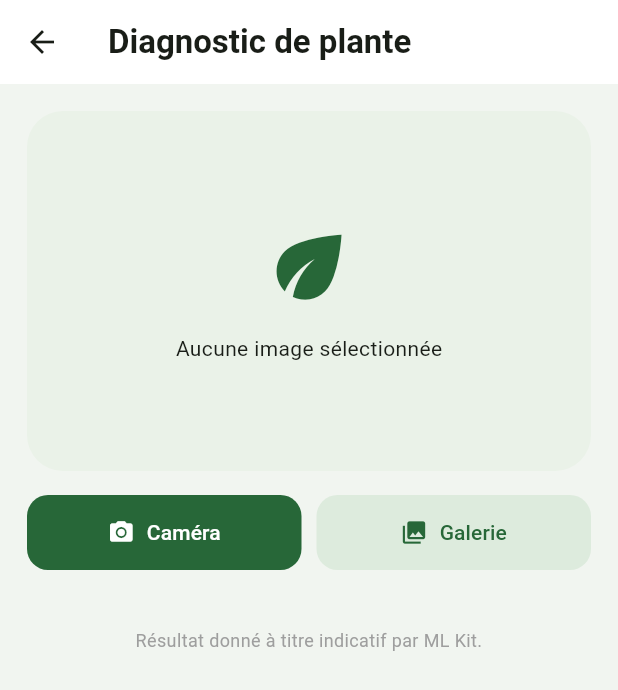
After one commit to sajedmab/agrismart_KE, a Flutter app: the screen it shows once a user with an empty profile is signed in, after a tap on "Diagnostic de plante", on a phone screen of 412 x 824 dp. The commit adds this screen. Shown: the top 690 px of the screen. Run offline on Flutter 3.47's test engine with Material 3 defaults, Android fonts, the phone set to English and light mode, and no system bars; our stand-ins replace camera, cloud_firestore, firebase_auth, firebase_core, image_picker; missing offline and left inert: google_mlkit_barcode_scanning, google_mlkit_image_labeling; accounts and stored records are empty; network calls fail.

Commit message:
update diagnostic_plante_page

```diff
--- a/lib/screens/accueil_page.dart
+++ b/lib/screens/accueil_page.dart
@@ -9,6 +9,7 @@ import 'package:agrismart/screens/notifications_page.dart';
 import 'package:agrismart/screens/zone_detail_page.dart';
 import 'package:agrismart/screens/zone_form_page.dart';
 import 'package:agrismart/screens/ScannerEtiquettePage.dart';
+import 'package:agrismart/screens/diagnostic_plante_page.dart';
 
 class AccueilPage extends StatefulWidget {
   final VoidCallback? onAllerZones;
@@ -296,6 +297,17 @@ class AccueilPageState extends State<AccueilPage> {
     );
   }
 
+  Future<void> _diagnosticPlante() async {
+    final resume = await Navigator.push<String>(
+      context,
+      MaterialPageRoute(builder: (_) => const DiagnosticPlantePage()),
+    );
+    if (resume == null || !mounted) return;
+    ScaffoldMessenger.of(context).showSnackBar(
+      SnackBar(content: Text('Diagnostic enregistré : $resume')),
+    );
+  }
+
   @override
   Widget build(BuildContext context) {
     final authProvider = context.watch<AuthProvider>();
@@ -518,6 +530,11 @@ class AccueilPageState extends State<AccueilPage> {
                     onTap: _scannerEtiquette,
                   ),
                   _BoutonVert(
+                    icon: Icons.local_florist,
+                    label: 'Diagnostic de plante',
+                    onTap: _diagnosticPlante,
+                  ),
+                  _BoutonVert(
                     icon: Icons.build,
                     label: 'Équipements',
                     onTap: () => _afficherMessage('Équipements'),
--- /dev/null
+++ b/lib/screens/diagnostic_plante_page.dart
@@ -0,0 +1,410 @@
+import 'dart:io';
+
+import 'package:flutter/material.dart';
+import 'package:google_mlkit_image_labeling/google_mlkit_image_labeling.dart';
+import 'package:image_picker/image_picker.dart';
+
+class DiagnosticPlantePage extends StatefulWidget {
+  const DiagnosticPlantePage({super.key});
+
+  @override
+  State<DiagnosticPlantePage> createState() => _DiagnosticPlantePageState();
+}
+
+class _Item {
+  final String label;
+  final double confiance;
+  final String type;
+  final int tier;
+  _Item(this.label, this.confiance, this.type, this.tier);
+}
+
+class _DiagnosticPlantePageState extends State<DiagnosticPlantePage> {
+  static const _vert = Color(0xFF276738);
+  static const _vertClair = Color(0xFF56A832);
+  static const _fond = Color(0xFFF1F5F0);
+
+  static const Set<String> _fruits = {
+    'banana', 'apple', 'orange', 'strawberry', 'lemon', 'grape', 'pear',
+    'peach', 'watermelon', 'pineapple', 'mango', 'cherry', 'melon', 'fig',
+    'pomegranate', 'kiwi', 'berry', 'blueberry', 'raspberry', 'grapefruit',
+    'mandarin', 'tangerine', 'apricot', 'plum', 'coconut', 'avocado', 'lime',
+    'citrus', 'papaya', 'date', 'olive', 'cranberry', 'blackberry',
+  };
+  static const Set<String> _legumes = {
+    'tomato', 'cucumber', 'pumpkin', 'carrot', 'potato', 'onion', 'garlic',
+    'pepper', 'bell pepper', 'broccoli', 'cabbage', 'lettuce', 'eggplant',
+    'zucchini', 'corn', 'radish', 'cauliflower', 'spinach', 'squash',
+  };
+  static const Set<String> _plantes = {
+    'flower', 'rose', 'tulip', 'sunflower', 'daisy', 'orchid', 'lily',
+    'cactus', 'succulent', 'houseplant', 'flowerpot', 'tree', 'palm tree',
+    'leaf', 'grass', 'herb', 'shrub', 'bonsai', 'fern', 'lavender', 'petal',
+    'seedling', 'branch', 'twig', 'vine',
+  };
+
+  final ImagePicker _picker = ImagePicker();
+  final ImageLabeler _imageLabeler =
+  ImageLabeler(options: ImageLabelerOptions(confidenceThreshold: 0.5));
+
+  File? selectedImage;
+  List<_Item> results = [];
+  bool isLoading = false;
+  String? errorMessage;
+
+  ({String type, int tier})? _classer(String label) {
+    final k = label.toLowerCase();
+    if (_fruits.contains(k)) return (type: 'Fruit', tier: 0);
+    if (_legumes.contains(k)) return (type: 'Légume', tier: 0);
+    if (_plantes.contains(k)) return (type: 'Plante', tier: 1);
+    if (k == 'fruit') return (type: 'Fruit', tier: 2);
+    if (k == 'vegetable') return (type: 'Légume', tier: 2);
+    if (k == 'plant' || k == 'flowering plant') {
+      return (type: 'Plante', tier: 2);
+    }
+    return null;
+  }
+
+  Future<void> selectImage(ImageSource source) async {
+    try {
+      final XFile? image = await _picker.pickImage(
+        source: source,
+        imageQuality: 85,
+      );
+      if (image == null) return;
+
+      setState(() {
+        selectedImage = File(image.path);
+        results = [];
+        errorMessage = null;
+        isLoading = true;
+      });
+
+      final inputImage = InputImage.fromFilePath(image.path);
+      final labels = await _imageLabeler.processImage(inputImage);
+
+      final items = <_Item>[];
+      for (final l in labels) {
+        final c = _classer(l.label);
+        if (c != null) items.add(_Item(l.label, l.confidence, c.type, c.tier));
+      }
+      items.sort((a, b) {
+        final t = a.tier.compareTo(b.tier);
+        return t != 0 ? t : b.confiance.compareTo(a.confiance);
+      });
+
+      if (!mounted) return;
+      setState(() {
+        results = items.take(5).toList();
+        isLoading = false;
+        if (items.isEmpty) {
+          errorMessage = 'Aucun fruit, légume ou plante détecté. Réessaie '
+              'avec une photo plus proche et bien éclairée.';
+        }
+      });
+    } catch (e) {
+      if (!mounted) return;
+      setState(() {
+        isLoading = false;
+        errorMessage = "Erreur lors de l'analyse de l'image.";
+      });
+    }
+  }
+
+  @override
+  void dispose() {
+    _imageLabeler.close();
+    super.dispose();
+  }
+
+  String _phrase(_Item i) {
+    switch (i.type) {
+      case 'Fruit':
+        return "C'est un fruit";
+      case 'Légume':
+        return "C'est un légume";
+      default:
+        return "C'est une plante";
+    }
+  }
+
+  @override
+  Widget build(BuildContext context) {
+    final top = results.isNotEmpty ? results.first : null;
+
+    return Scaffold(
+      backgroundColor: _fond,
+      appBar: AppBar(
+        title: const Text(
+          'Diagnostic de plante',
+          style: TextStyle(fontWeight: FontWeight.bold),
+        ),
+        backgroundColor: Colors.white,
+        surfaceTintColor: Colors.white,
+      ),
+      body: SingleChildScrollView(
+        padding: const EdgeInsets.all(18),
+        child: Column(
+          crossAxisAlignment: CrossAxisAlignment.stretch,
+          children: [
+            _buildImage(),
+            const SizedBox(height: 16),
+            Row(
+              children: [
+                Expanded(
+                  child: ElevatedButton.icon(
+                    onPressed: isLoading
+                        ? null
+                        : () => selectImage(ImageSource.camera),
+                    icon: const Icon(Icons.camera_alt),
+                    label: const Text('Caméra'),
+                    style: ElevatedButton.styleFrom(
+                      backgroundColor: _vert,
+                      foregroundColor: Colors.white,
+                      elevation: 0,
+                      padding: const EdgeInsets.symmetric(vertical: 15),
+                      shape: RoundedRectangleBorder(
+                          borderRadius: BorderRadius.circular(14)),
+                    ),
+                  ),
+                ),
+                const SizedBox(width: 10),
+                Expanded(
+                  child: ElevatedButton.icon(
+                    onPressed: isLoading
+                        ? null
+                        : () => selectImage(ImageSource.gallery),
+                    icon: const Icon(Icons.photo_library),
+                    label: const Text('Galerie'),
+                    style: ElevatedButton.styleFrom(
+                      backgroundColor: const Color(0xFFDDEBDD),
+                      foregroundColor: _vert,
+                      elevation: 0,
+                      padding: const EdgeInsets.symmetric(vertical: 15),
+                      shape: RoundedRectangleBorder(
+                          borderRadius: BorderRadius.circular(14)),
+                    ),
+                  ),
+                ),
+              ],
+            ),
+            const SizedBox(height: 20),
+            if (isLoading)
+              const Padding(
+                padding: EdgeInsets.symmetric(vertical: 20),
+                child: Column(
+                  children: [
+                    CircularProgressIndicator(color: _vert),
+                    SizedBox(height: 12),
+                    Text('Analyse en cours...'),
+                  ],
+                ),
+              ),
+            if (errorMessage != null)
+              Container(
+                padding: const EdgeInsets.all(14),
+                decoration: BoxDecoration(
+                  color: const Color(0xFFFDECEA),
+                  borderRadius: BorderRadius.circular(14),
+                ),
+                child: Row(
+                  children: [
+                    const Icon(Icons.info_outline, color: Colors.red),
+                    const SizedBox(width: 10),
+                    Expanded(
+                      child: Text(
+                        errorMessage!,
+                        style: const TextStyle(color: Color(0xFFB71C1C)),
+                      ),
+                    ),
+                  ],
+                ),
+              ),
+            if (top != null) ...[
+              _buildHero(top),
+              if (results.length > 1) ...[
+                const SizedBox(height: 18),
+                const Text(
+                  'Autres possibilités',
+                  style: TextStyle(
+                    fontSize: 16,
+                    fontWeight: FontWeight.bold,
+                    color: _vert,
+                  ),
+                ),
+                const SizedBox(height: 10),
+                ...results.skip(1).map(_buildLigne),
+              ],
+            ],
+            const SizedBox(height: 18),
+            const Text(
+              'Résultat donné à titre indicatif par ML Kit.',
+              textAlign: TextAlign.center,
+              style: TextStyle(fontSize: 12, color: Colors.grey),
+            ),
+          ],
+        ),
+      ),
+    );
+  }
+
+  Widget _buildImage() {
+    return Container(
+      height: 240,
+      decoration: BoxDecoration(
+        color: const Color(0xFFEAF2E8),
+        borderRadius: BorderRadius.circular(24),
+      ),
+      child: selectedImage == null
+          ? const Column(
+        mainAxisAlignment: MainAxisAlignment.center,
+        children: [
+          Icon(Icons.eco, size: 65, color: _vert),
+          SizedBox(height: 12),
+          Text('Aucune image sélectionnée'),
+        ],
+      )
+          : ClipRRect(
+        borderRadius: BorderRadius.circular(24),
+        child: Image.file(
+          selectedImage!,
+          width: double.infinity,
+          fit: BoxFit.cover,
+        ),
+      ),
+    );
+  }
+
+  Widget _buildHero(_Item top) {
+    final pct = (top.confiance * 100).round();
+    return Container(
+      padding: const EdgeInsets.all(20),
+      decoration: BoxDecoration(
+        gradient: const LinearGradient(
+          colors: [_vertClair, _vert],
+          begin: Alignment.topLeft,
+          end: Alignment.bottomRight,
+        ),
+        borderRadius: BorderRadius.circular(24),
+      ),
+      child: Row(
+        children: [
+          Expanded(
+            child: Column(
+              crossAxisAlignment: CrossAxisAlignment.start,
+              children: [
+                Text(
+                  _phrase(top),
+                  style: const TextStyle(
+                    color: Colors.white70,
+                    fontSize: 15,
+                  ),
+                ),
+                const SizedBox(height: 4),
+                Text(
+                  top.label,
+                  style: const TextStyle(
+                    color: Colors.white,
+                    fontSize: 32,
+                    fontWeight: FontWeight.bold,
+                    height: 1.1,
+                  ),
+                ),
+                const SizedBox(height: 10),
+                Container(
+                  padding:
+                  const EdgeInsets.symmetric(horizontal: 12, vertical: 5),
+                  decoration: BoxDecoration(
+                    color: Colors.white.withOpacity(0.2),
+                    borderRadius: BorderRadius.circular(20),
+                  ),
+                  child: Text(
+                    top.type,
+                    style: const TextStyle(
+                      color: Colors.white,
+                      fontWeight: FontWeight.w600,
+                    ),
+                  ),
+                ),
+              ],
+            ),
+          ),
+          const SizedBox(width: 12),
+          SizedBox(
+            width: 80,
+            height: 80,
+            child: Stack(
+              alignment: Alignment.center,
+              children: [
+                SizedBox(
+                  width: 80,
+                  height: 80,
+                  child: CircularProgressIndicator(
+                    value: top.confiance,
+                    strokeWidth: 7,
+                    backgroundColor: Colors.white24,
+                    color: Colors.white,
+                  ),
+                ),
+                Text(
+                  '$pct%',
+                  style: const TextStyle(
+                    color: Colors.white,
+                    fontSize: 18,
+                    fontWeight: FontWeight.bold,
+                  ),
+                ),
+              ],
+            ),
+          ),
+        ],
+      ),
+    );
+  }
+
+  Widget _buildLigne(_Item i) {
+    return Container(
+      margin: const EdgeInsets.only(bottom: 8),
+      padding: const EdgeInsets.symmetric(horizontal: 14, vertical: 12),
+      decoration: BoxDecoration(
+        color: Colors.white,
+        borderRadius: BorderRadius.circular(14),
+      ),
+      child: Row(
+        children: [
+          Icon(
+            i.type == 'Plante' ? Icons.eco : Icons.local_florist,
+            color: _vertClair,
+            size: 22,
+          ),
+          const SizedBox(width: 10),
+          SizedBox(
+            width: 105,
+            child: Text(
+              i.label,
+              maxLines: 1,
+              overflow: TextOverflow.ellipsis,
+              style: const TextStyle(fontWeight: FontWeight.w600),
+            ),
+          ),
+          Expanded(
+            child: ClipRRect(
+              borderRadius: BorderRadius.circular(6),
+              child: LinearProgressIndicator(
+                value: i.confiance,
+                minHeight: 8,
+                backgroundColor: const Color(0xFFD7E6D3),
+                color: _vertClair,
+              ),
+            ),
+          ),
+          const SizedBox(width: 10),
+          Text(
+            '${(i.confiance * 100).round()}%',
+            style: const TextStyle(fontSize: 13, color: Color(0xFF4B5563)),
+          ),
+        ],
+      ),
+    );
+  }
+}
--- a/pubspec.yaml
+++ b/pubspec.yaml
@@ -20,6 +20,9 @@ dependencies:
   google_mlkit_barcode_scanning: ^1.0.3
   camera: ^0.12.2
   image_picker: ^1.1.0
+  google_mlkit_image_labeling: ^1.0.3
+  path_provider: ^2.1.6
+
 
 dev_dependencies:
   flutter_test:
```
Also changed, not shown: pubspec.lock, 2 other files.
